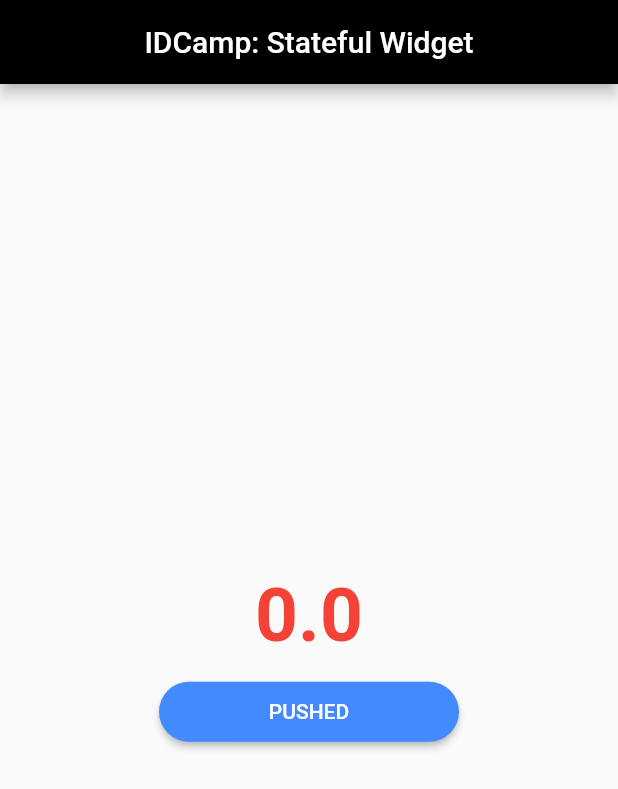
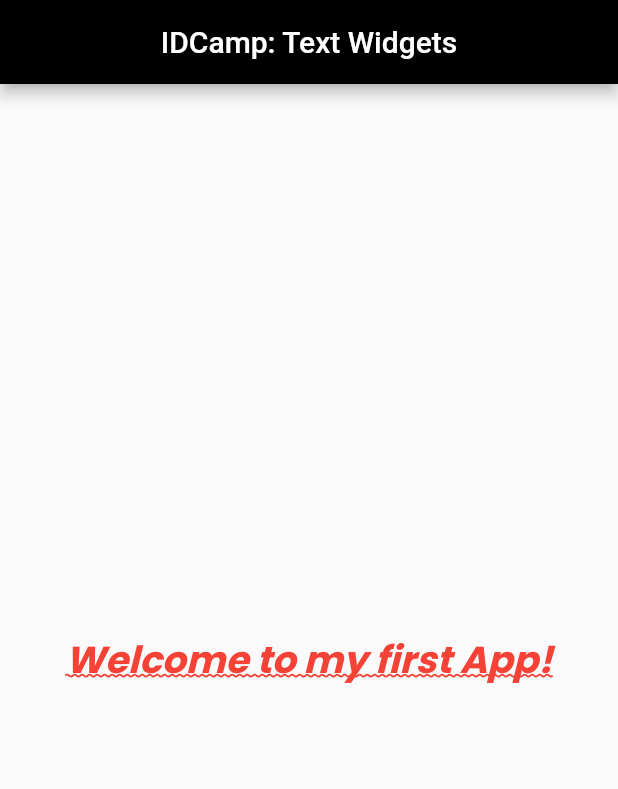
Before and after one commit to verdipratama/flutter_idcamp, a Flutter app: the screen it shows after launch, on a phone screen of 412 x 824 dp. Shown: the top 789 px of the screen. Run offline on Flutter 3.47's test engine with Material 2 defaults, Android fonts, the phone set to English and light mode, and no system bars.

Commit message:
chore: adding text widgets

```diff
--- /dev/null
+++ b/lib/flutter_layouts/1_text.dart
@@ -0,0 +1,58 @@
+// ignore_for_file: slash_for_doc_comments
+// ignore_for_file: file_names
+
+/**
+ * * Flutter Tutorials: Text Widget
+ *
+ * ! @author Verdi Pratama <hello@verside.com>
+ * ! @link https://github.com/verdipratama/flutter_idcamp/
+ * ! @licence MIT
+ *
+ * ? importM: import material design
+ * ? StatelessW: StatelessWidget
+ * ? Text Widget: Teks adalah bagian yang sangat penting dari sebuah UI aplikasi mobile mana pun.
+ * ? TextStyle() pada Text Widget berfungsi untuk memanipulasi jenis font, ukuran, warna, jenis font dan lainnya
+ */
+
+import 'package:flutter/material.dart';
+
+class Home extends StatelessWidget {
+  const Home({Key? key}) : super(key: key);
+
+  @override
+  Widget build(BuildContext context) {
+    return Scaffold(
+      appBar: AppBar(
+        title: const Center(
+          child: Text('IDCamp: Text Widgets'),
+        ),
+        backgroundColor: Colors.black,
+      ),
+      body: const Center(
+        child: Text(
+          'Welcome to my first App!',
+          textAlign: TextAlign.center,
+          // ? gunakan Container() agar kelihatan!
+          // Max 2 line saja
+          // maxLines: 2,
+          // Overflow: Mengatur text jika terpotong!
+          // ellipsis menunjukan titik-titik kalau textnya terpotong!
+          // overflow: TextOverflow.ellipsis,
+          // softWrap tidak akan wrap ke bawah
+          // softWrap: true,
+          // ? use TextStyle()
+          style: TextStyle(
+            fontFamily: 'Poppins',
+            fontSize: 25.0,
+            fontStyle: FontStyle.italic,
+            fontWeight: FontWeight.bold,
+            color: Colors.red,
+            decoration: TextDecoration.underline,
+            decorationStyle: TextDecorationStyle.wavy,
+            decorationThickness: 1.0,
+          ),
+        ),
+      ),
+    );
+  }
+}
--- a/lib/main.dart
+++ b/lib/main.dart
@@ -1,5 +1,5 @@
 import 'package:flutter/material.dart';
-import 'flutter_basic/02_stateful.dart';
+import 'flutter_layouts/1_text.dart';
 
 void main() {
   runApp(const MyApp());
@@ -18,7 +18,7 @@ class MyApp extends StatelessWidget {
         primarySwatch: Colors.blue,
         visualDensity: VisualDensity.adaptivePlatformDensity,
       ),
-      // !! CHANGE THIS HOME: !!
+      // !! CHANGE THIS HOME() !!
       home: const Home(),
     );
   }
```
Also changed, not shown: pubspec.yaml (+12 -12 lines).
